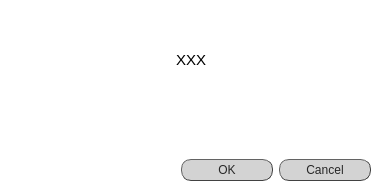
Before: the Qt Designer form src/gui/ui/prompt_ok_cancel.ui in jsanchez679/morphoHeart, drawn with Qt 5.
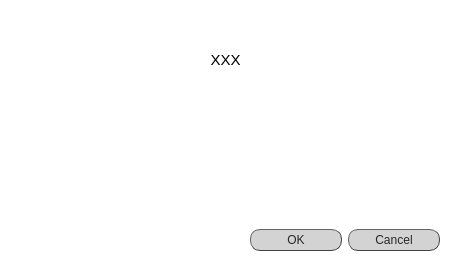
After: the same form once the commit is applied.

Commit message: Added Organ Settings Window

Patch:
```diff
--- a/src/gui/ui/prompt_ok_cancel.ui
+++ b/src/gui/ui/prompt_ok_cancel.ui
@@ -6,8 +6,8 @@
    <rect>
     <x>0</x>
     <y>0</y>
-    <width>378</width>
-    <height>190</height>
+    <width>451</width>
+    <height>260</height>
    </rect>
   </property>
   <property name="windowTitle">
@@ -62,21 +62,21 @@
    <item>
     <widget class="QTextEdit" name="textEdit">
      <property name="sizePolicy">
-      <sizepolicy hsizetype="Fixed" vsizetype="Fixed">
+      <sizepolicy hsizetype="Preferred" vsizetype="Preferred">
        <horstretch>0</horstretch>
        <verstretch>0</verstretch>
       </sizepolicy>
      </property>
      <property name="minimumSize">
       <size>
-       <width>360</width>
-       <height>80</height>
+       <width>0</width>
+       <height>150</height>
       </size>
      </property>
      <property name="maximumSize">
       <size>
-       <width>390</width>
-       <height>80</height>
+       <width>16777215</width>
+       <height>150</height>
       </size>
      </property>
      <property name="styleSheet">
```
The commit also changes 7 other files.
